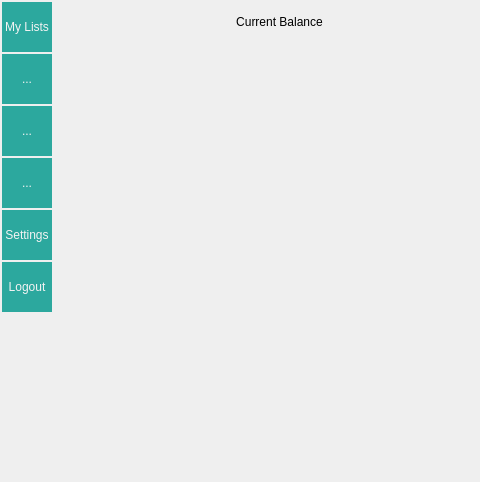
Above: src/Client/View/MainPage/MainPage.ui from iodream/Spend-Note before the change; both pictures show x 0 to 480 and y 0 to 482 of the 945 by 654 pixel window. Below: the same form after it.
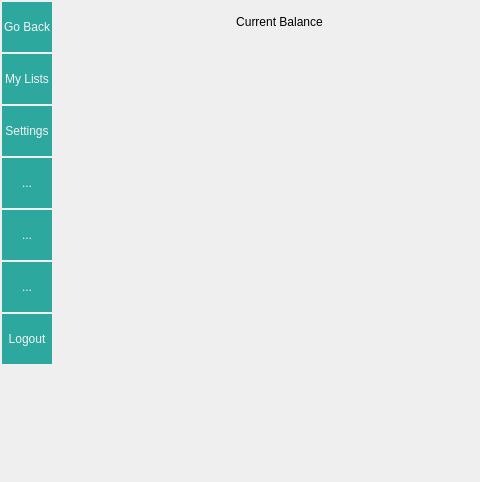
That is the form after the change.

Commit message: add single GoBack button for main page, remove GoBack buttons for sub pages

Patch:
```diff
--- a/src/Client/View/MainPage/MainPage.ui
+++ b/src/Client/View/MainPage/MainPage.ui
@@ -209,6 +209,24 @@
       <property name="bottomMargin">
        <number>0</number>
       </property>
+      <item>
+       <widget class="QToolButton" name="GoBackButton">
+        <property name="minimumSize">
+         <size>
+          <width>50</width>
+          <height>50</height>
+         </size>
+        </property>
+        <property name="styleSheet">
+         <string notr="true">border-radius: 0px;
+color: rgb(243, 243, 243);
+background-color: #2ca89e;</string>
+        </property>
+        <property name="text">
+         <string>Go Back</string>
+        </property>
+       </widget>
+      </item>
       <item>
        <widget class="QToolButton" name="GoToListsButton">
         <property name="sizePolicy">
@@ -237,7 +255,7 @@
        </widget>
       </item>
       <item>
-       <widget class="QToolButton" name="toolButton_5">
+       <widget class="QToolButton" name="toolButton_2">
         <property name="sizePolicy">
          <sizepolicy hsizetype="Fixed" vsizetype="Fixed">
           <horstretch>0</horstretch>
@@ -259,7 +277,7 @@
 background-color: #2ca89e;</string>
         </property>
         <property name="text">
-         <string>...</string>
+         <string>Settings</string>
         </property>
        </widget>
       </item>
@@ -321,7 +339,7 @@
        </widget>
       </item>
       <item>
-       <widget class="QToolButton" name="toolButton_2">
+       <widget class="QToolButton" name="toolButton_5">
         <property name="sizePolicy">
          <sizepolicy hsizetype="Fixed" vsizetype="Fixed">
           <horstretch>0</horstretch>
@@ -343,7 +361,7 @@
 background-color: #2ca89e;</string>
         </property>
         <property name="text">
-         <string>Settings</string>
+         <string>...</string>
         </property>
        </widget>
       </item>
```
The commit also changes 24 other files.
